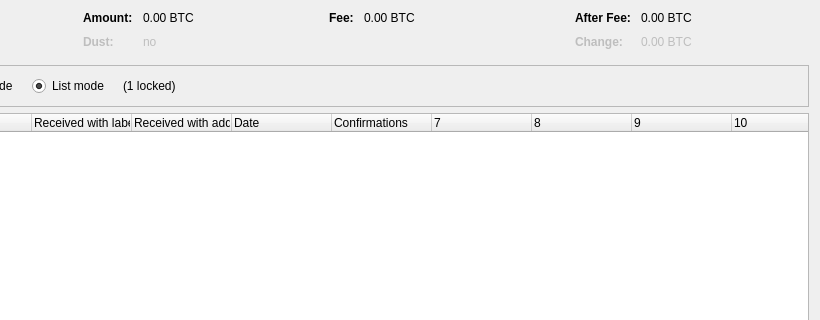
j-proj/Readercoin_t1, file src/qt/forms/coincontroldialog.ui: the form before one commit; both pictures show x 180 to 1000 and y 0 to 320 of the 1000 by 500 pixel window.
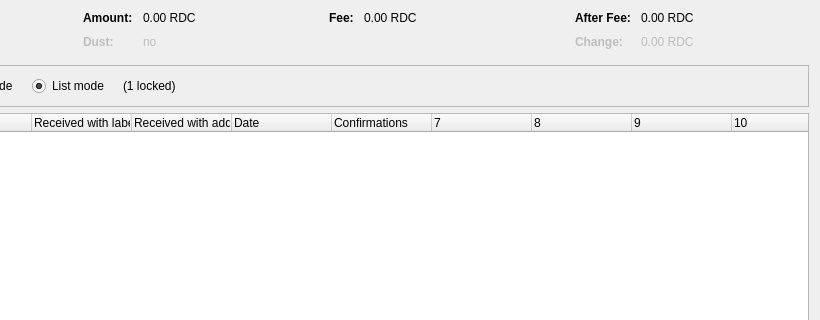
The form after the commit. Custom widgets are drawn as their Qt base class.

```diff
--- a/src/qt/forms/coincontroldialog.ui
+++ b/src/qt/forms/coincontroldialog.ui
@@ -132,7 +132,7 @@
           <enum>Qt::ActionsContextMenu</enum>
          </property>
          <property name="text">
-          <string notr="true">0.00 BTC</string>
+          <string notr="true">0.00 RDC</string>
          </property>
          <property name="textInteractionFlags">
           <set>Qt::LinksAccessibleByMouse|Qt::TextSelectableByKeyboard|Qt::TextSelectableByMouse</set>
@@ -212,7 +212,7 @@
           <enum>Qt::ActionsContextMenu</enum>
          </property>
          <property name="text">
-          <string notr="true">0.00 BTC</string>
+          <string notr="true">0.00 RDC</string>
          </property>
          <property name="textInteractionFlags">
           <set>Qt::LinksAccessibleByMouse|Qt::TextSelectableByKeyboard|Qt::TextSelectableByMouse</set>
@@ -257,7 +257,7 @@
           <enum>Qt::ActionsContextMenu</enum>
          </property>
          <property name="text">
-          <string notr="true">0.00 BTC</string>
+          <string notr="true">0.00 RDC</string>
          </property>
          <property name="textInteractionFlags">
           <set>Qt::LinksAccessibleByMouse|Qt::TextSelectableByKeyboard|Qt::TextSelectableByMouse</set>
@@ -292,7 +292,7 @@
           <enum>Qt::ActionsContextMenu</enum>
          </property>
          <property name="text">
-          <string notr="true">0.00 BTC</string>
+          <string notr="true">0.00 RDC</string>
          </property>
          <property name="textInteractionFlags">
           <set>Qt::LinksAccessibleByMouse|Qt::TextSelectableByKeyboard|Qt::TextSelectableByMouse</set>
```
